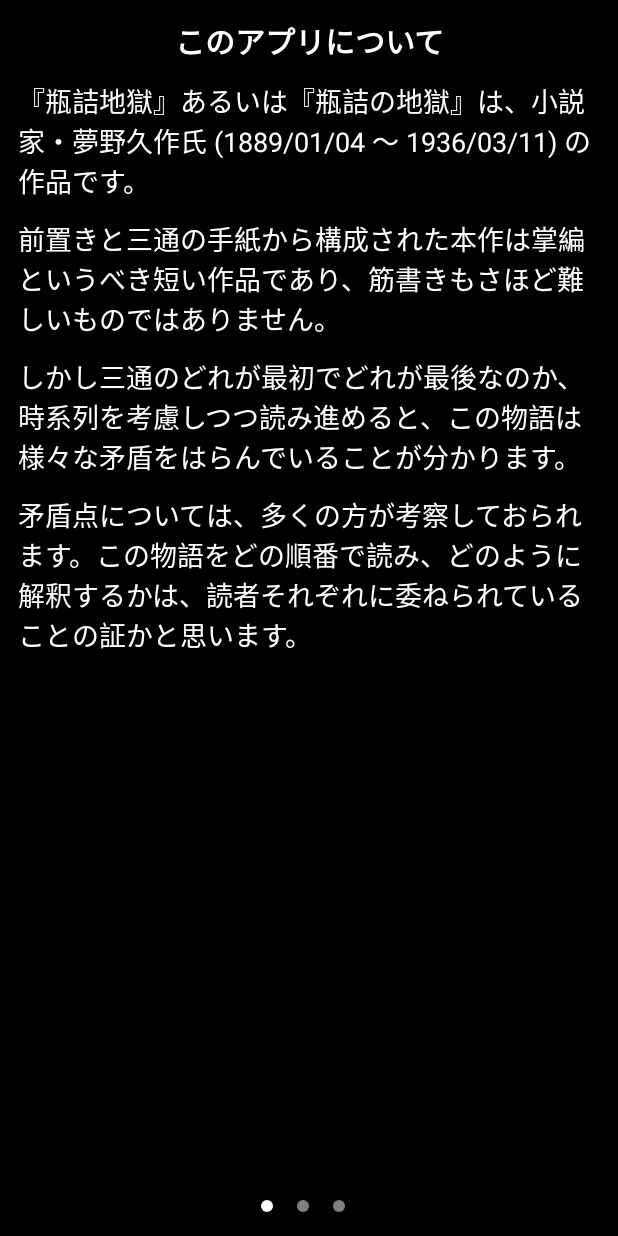
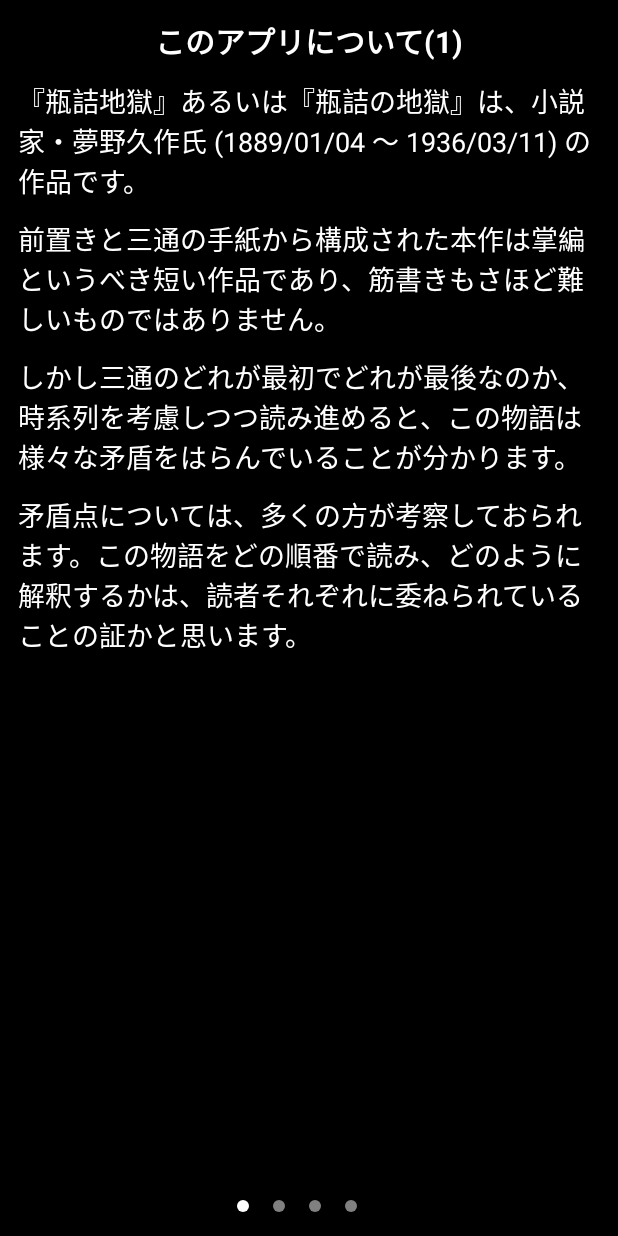
Before and after one commit to outerlet/BinzumeJigoku, an Android app: the MainActivity screen opened directly, with no data from a screen before it, in the options menu, after a tap on "チュートリアル", on a phone screen of 412 x 824 dp. Run offline under Robolectric (Android 15) with nearby library versions, the phone set to English and light mode, and no system bars; our stand-ins replace androidx.preference.

Commit message:
アプリ内課金を回避するための権限設定変更とチュートリアルの文書を一部変更

```diff
--- a/app/build.gradle
+++ b/app/build.gradle
@@ -8,8 +8,8 @@ android {
         applicationId "jp.onetake.binzumejigoku"
         minSdkVersion 19
         targetSdkVersion 24
-        versionCode 3
-        versionName '3.0'
+        versionCode 4
+        versionName '1.0.0'
     }
 
     productFlavors {
--- a/app/src/main/AndroidManifest.xml
+++ b/app/src/main/AndroidManifest.xml
@@ -3,7 +3,8 @@
 	xmlns:android="http://schemas.android.com/apk/res/android"
 	package="jp.onetake.binzumejigoku">
 
-	<uses-permission android:name="com.android.vending.BILLING" />
+	<!-- Google Playで住所を公開する予定はないので実装済みのIABは無効にしておく -->
+	<!-- uses-permission android:name="com.android.vending.BILLING" / -->
 
 	<application
 		android:allowBackup="true"
--- a/app/src/main/java/jp/onetake/binzumejigoku/activity/TutorialActivity.java
+++ b/app/src/main/java/jp/onetake/binzumejigoku/activity/TutorialActivity.java
@@ -53,9 +53,11 @@ public class TutorialActivity extends BasicActivity {
 		super.onCreate(savedInstanceState);
 		setContentView(R.layout.activity_tutorial);
 
+		int pageNumber = getResources().getInteger(R.integer.number_of_tutorial_pages);
+
 		TutorialPagerAdapter adapter = new TutorialPagerAdapter(getSupportFragmentManager());
 
-		for (int i = 1 ; i <= 3 ; i++) {
+		for (int i = 1 ; i <= pageNumber ; i++) {
 			int titleId = getResources().getIdentifier(String.format("title_tutorial_page%d", i), "string", getPackageName());
 			String title = getResources().getString(titleId);
 
@@ -71,7 +73,7 @@ public class TutorialActivity extends BasicActivity {
 		mViewPager.addOnPageChangeListener(mPageChangeListener);
 
 		mPagerIndicator = (PagerIndicatorView)findViewById(R.id.pager_indicator_tutorial);
-		mPagerIndicator.setPageCount(3);
+		mPagerIndicator.setPageCount(pageNumber);
 		mPagerIndicator.setActiveIndex(0);
 	}
 }
--- a/app/src/main/java/jp/onetake/binzumejigoku/contents/common/ContentsInterface.java
+++ b/app/src/main/java/jp/onetake/binzumejigoku/contents/common/ContentsInterface.java
@@ -49,7 +49,7 @@ public class ContentsInterface {
 		mContext = context;
 		mDbHelper = new ContentsDbOpenHelper(context);
 
-		int number = context.getResources().getInteger(R.integer.number_save_slot) + 1;
+		int number = context.getResources().getInteger(R.integer.number_of_save_slots) + 1;
 		mSaveDatas = new SaveData[number];
 		for (int i = 0 ; i < number ; i++) {
 			SaveData saveData = new SaveData(i);
--- a/app/src/main/res/values/integer.xml
+++ b/app/src/main/res/values/integer.xml
@@ -2,7 +2,10 @@
 <resources>
 
 	<!-- セーブスロットの数 -->
-	<integer name="number_save_slot">3</integer>
+	<integer name="number_of_save_slots">3</integer>
+
+	<!-- チュートリアルのページ数 -->
+	<integer name="number_of_tutorial_pages">4</integer>
 
 	<!-- 起動アニメーション -->
 	<integer name="launch_animation_duration">1000</integer>
```
Also changed, not shown: app/src/main/res/values/arrays.xml (+7 -1 lines), app/src/main/res/values/strings.xml (+11 -8 lines).
